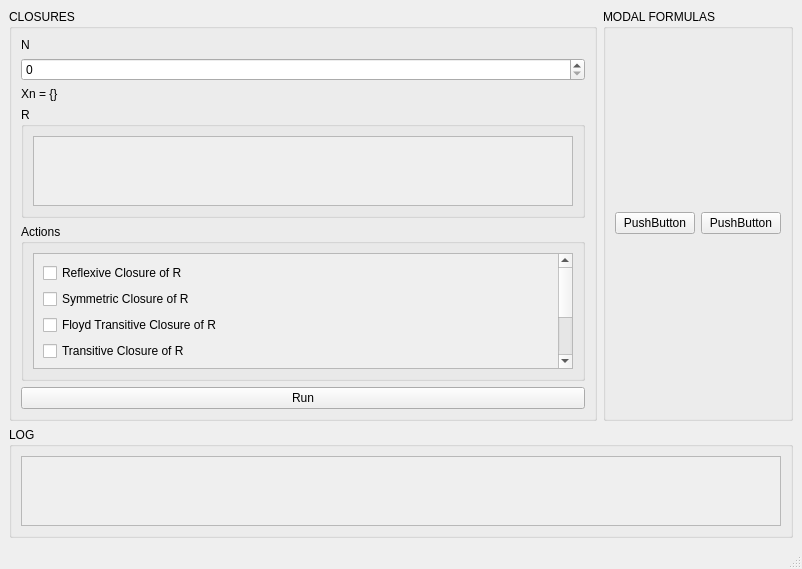
Above: production/settings.ui from RTG-Foundations/Foundations-RTG-2024 before the change. Below: the same form after it.
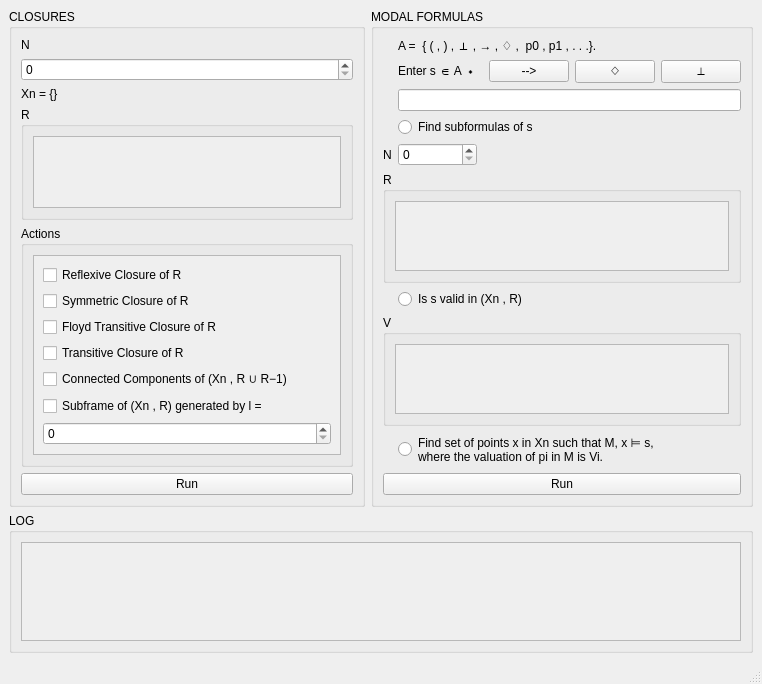
That is the form after the change.

Commit message: Working on modal formula GUI

```diff
--- a/production/settings.ui
+++ b/production/settings.ui
@@ -6,8 +6,8 @@
    <rect>
     <x>0</x>
     <y>0</y>
-    <width>802</width>
-    <height>569</height>
+    <width>762</width>
+    <height>684</height>
    </rect>
   </property>
   <property name="windowTitle">
@@ -44,7 +44,7 @@
               <rect>
                <x>0</x>
                <y>0</y>
-               <width>506</width>
+               <width>321</width>
                <height>219</height>
               </rect>
              </property>
@@ -117,7 +117,7 @@
               <rect>
                <x>0</x>
                <y>0</y>
-               <width>520</width>
+               <width>289</width>
                <height>68</height>
               </rect>
              </property>
@@ -163,7 +163,7 @@
            <rect>
             <x>0</x>
             <y>0</y>
-            <width>758</width>
+            <width>718</width>
             <height>68</height>
            </rect>
           </property>
@@ -179,17 +179,132 @@
        <string>MODAL FORMULAS</string>
       </property>
       <layout class="QGridLayout" name="gridLayout_3">
-       <item row="0" column="0">
-        <widget class="QPushButton" name="pushButton">
+       <item row="5" column="0">
+        <widget class="QLabel" name="nFormula_label">
          <property name="text">
-          <string>PushButton</string>
+          <string>N</string>
          </property>
         </widget>
        </item>
-       <item row="0" column="1">
-        <widget class="QPushButton" name="pushButton_2">
+       <item row="3" column="1" colspan="5">
+        <widget class="QLineEdit" name="formula_lineEdit"/>
+       </item>
+       <item row="2" column="3">
+        <widget class="QPushButton" name="arrow_pushButton">
          <property name="text">
-          <string>PushButton</string>
+          <string>--&gt;</string>
+         </property>
+        </widget>
+       </item>
+       <item row="5" column="1">
+        <widget class="QSpinBox" name="nFormula_spinBox"/>
+       </item>
+       <item row="11" column="0" colspan="6">
+        <widget class="QGroupBox" name="VFormula_groupBox">
+         <property name="title">
+          <string>V</string>
+         </property>
+         <layout class="QVBoxLayout" name="verticalLayout_6">
+          <item>
+           <widget class="QScrollArea" name="VFormula_scrollArea">
+            <property name="widgetResizable">
+             <bool>true</bool>
+            </property>
+            <widget class="QWidget" name="scrollAreaWidgetContents_2">
+             <property name="geometry">
+              <rect>
+               <x>0</x>
+               <y>0</y>
+               <width>349</width>
+               <height>52</height>
+              </rect>
+             </property>
+            </widget>
+           </widget>
+          </item>
+         </layout>
+        </widget>
+       </item>
+       <item row="6" column="0" colspan="6">
+        <widget class="QGroupBox" name="RFormula_groupBox">
+         <property name="title">
+          <string>R</string>
+         </property>
+         <layout class="QVBoxLayout" name="verticalLayout_5">
+          <item>
+           <widget class="QScrollArea" name="RFormula_scrollArea">
+            <property name="widgetResizable">
+             <bool>true</bool>
+            </property>
+            <widget class="QWidget" name="scrollAreaWidgetContents">
+             <property name="geometry">
+              <rect>
+               <x>0</x>
+               <y>0</y>
+               <width>349</width>
+               <height>53</height>
+              </rect>
+             </property>
+            </widget>
+           </widget>
+          </item>
+         </layout>
+        </widget>
+       </item>
+       <item row="2" column="5">
+        <widget class="QPushButton" name="false_pushButton">
+         <property name="text">
+          <string>⊥</string>
+         </property>
+        </widget>
+       </item>
+       <item row="2" column="4">
+        <widget class="QPushButton" name="diamond_pushButton">
+         <property name="text">
+          <string> ◇ </string>
+         </property>
+        </widget>
+       </item>
+       <item row="1" column="1" colspan="5">
+        <widget class="QLabel" name="A_label">
+         <property name="text">
+          <string>A =  { ( , ) , ⊥ , → , ♢ ,  p0 , p1 , . . .}.</string>
+         </property>
+        </widget>
+       </item>
+       <item row="4" column="1" colspan="4">
+        <widget class="QRadioButton" name="subformulas_radioButton">
+         <property name="text">
+          <string>Find subformulas of s</string>
+         </property>
+        </widget>
+       </item>
+       <item row="10" column="1" colspan="3">
+        <widget class="QRadioButton" name="sValid_radioButton">
+         <property name="text">
+          <string>Is s valid in (Xn , R)</string>
+         </property>
+        </widget>
+       </item>
+       <item row="12" column="1" colspan="5">
+        <widget class="QRadioButton" name="findX_radioButton">
+         <property name="text">
+          <string>Find set of points x in Xn such that M, x ⊨ s,
+where the valuation of pi in M is Vi.</string>
+         </property>
+        </widget>
+       </item>
+       <item row="2" column="1">
+        <widget class="QLabel" name="s_label">
+         <property name="text">
+          <string>Enter s ∈ A ∗</string>
+         </property>
+        </widget>
+       </item>
+       <item row="13" column="0" colspan="6">
+        <widget class="QPushButton" name="runFormula_pushButton">
+         <property name="text">
+          <string>Run</string>
          </property>
         </widget>
        </item>
```
Left out of the diff: 14 changed lines with no effect on the pictures.
